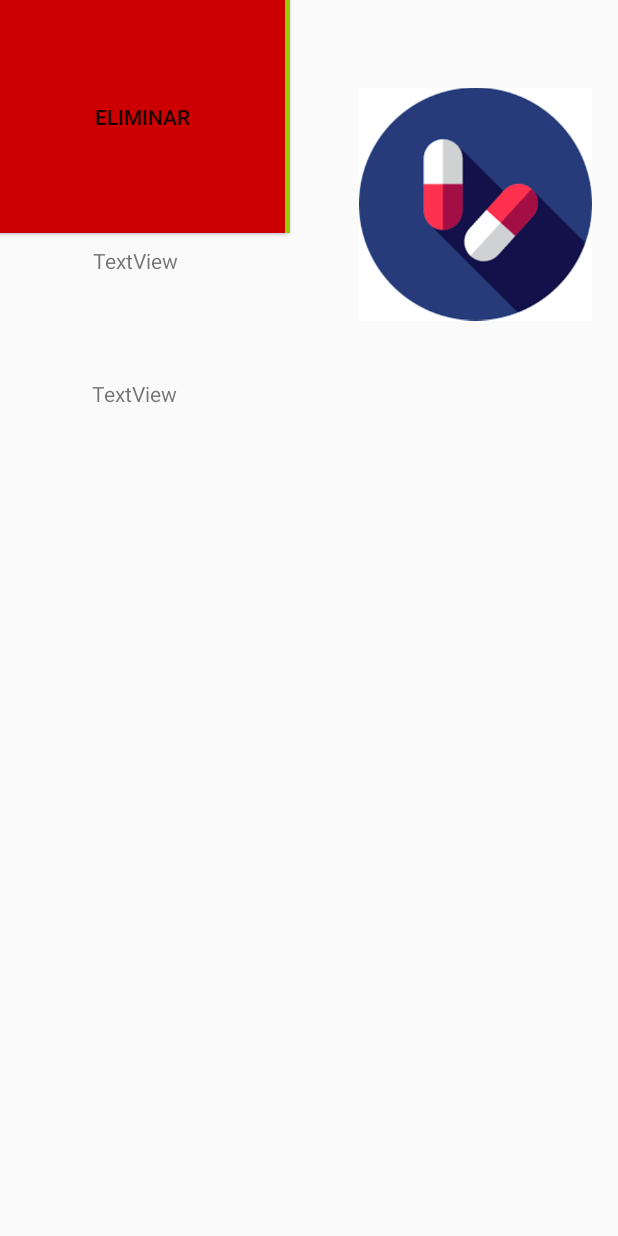
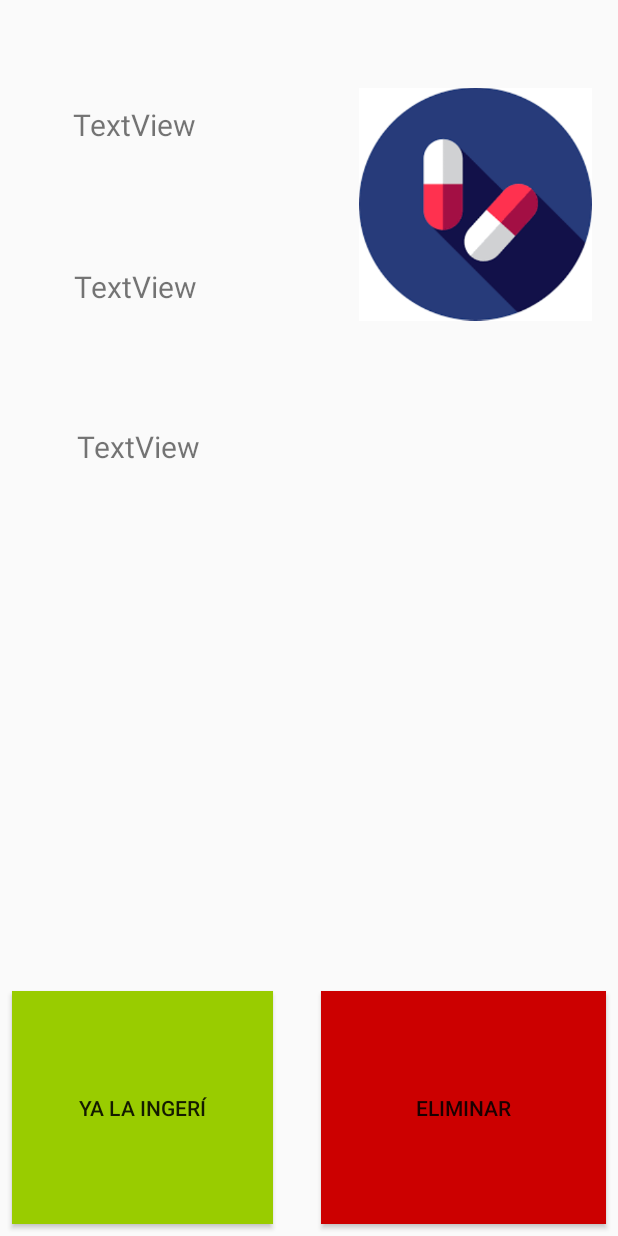
Before and after one commit to hdsalazar9/LosLinces-DesarrolloParaMoviles, an Android app: the layout fragmento_tomar_medicamento.xml on its own in the app's theme, with its tools: preview values and no code run, on a phone screen of 412 x 824 dp. Run offline under Robolectric (Android 15) with nearby library versions, the phone set to English and light mode, and no system bars.

Commit message:
Arreglo de FragmentoTomarMedicamento

```diff
--- a/app/src/main/java/itesm/mx/saludintegral/fragments/FragmentoMedicamento.java
+++ b/app/src/main/java/itesm/mx/saludintegral/fragments/FragmentoMedicamento.java
@@ -134,6 +134,4 @@ public class FragmentoMedicamento extends ListFragment implements AdapterView.On
             }
         }
     }
-
-
 }
--- a/app/src/main/res/layout/fragmento_tomar_medicamento.xml
+++ b/app/src/main/res/layout/fragmento_tomar_medicamento.xml
@@ -10,51 +10,54 @@
 
     <TextView
         android:id="@+id/textView_nombre"
-        android:layout_width="152dp"
-        android:layout_height="21dp"
+        android:layout_width="163dp"
+        android:layout_height="57dp"
         android:layout_marginBottom="8dp"
         android:layout_marginEnd="8dp"
         android:layout_marginStart="8dp"
         android:layout_marginTop="8dp"
         android:text="TextView"
+        android:textSize="20sp"
         app:layout_constraintBottom_toBottomOf="parent"
         app:layout_constraintEnd_toEndOf="parent"
-        app:layout_constraintHorizontal_bias="0.226"
+        app:layout_constraintHorizontal_bias="0.175"
         app:layout_constraintStart_toStartOf="parent"
         app:layout_constraintTop_toTopOf="parent"
-        app:layout_constraintVertical_bias="0.09" />
+        app:layout_constraintVertical_bias="0.082" />
 
     <TextView
         android:id="@+id/textView_tiempo"
-        android:layout_width="93dp"
-        android:layout_height="23dp"
+        android:layout_width="165dp"
+        android:layout_height="51dp"
         android:layout_marginBottom="8dp"
         android:layout_marginEnd="8dp"
         android:layout_marginStart="8dp"
         android:layout_marginTop="8dp"
         android:text="TextView"
+        android:textSize="20sp"
         app:layout_constraintBottom_toBottomOf="parent"
         app:layout_constraintEnd_toEndOf="parent"
         app:layout_constraintHorizontal_bias="0.178"
         app:layout_constraintStart_toStartOf="parent"
         app:layout_constraintTop_toTopOf="parent"
-        app:layout_constraintVertical_bias="0.199" />
+        app:layout_constraintVertical_bias="0.224" />
 
     <TextView
         android:id="@+id/textView_periodo"
-        android:layout_width="69dp"
-        android:layout_height="24dp"
+        android:layout_width="163dp"
+        android:layout_height="53dp"
         android:layout_marginBottom="8dp"
         android:layout_marginEnd="8dp"
         android:layout_marginStart="8dp"
         android:layout_marginTop="8dp"
         android:text="TextView"
+        android:textSize="20sp"
         app:layout_constraintBottom_toBottomOf="parent"
         app:layout_constraintEnd_toEndOf="parent"
-        app:layout_constraintHorizontal_bias="0.163"
+        app:layout_constraintHorizontal_bias="0.185"
         app:layout_constraintStart_toStartOf="parent"
         app:layout_constraintTop_toTopOf="parent"
-        app:layout_constraintVertical_bias="0.312" />
+        app:layout_constraintVertical_bias="0.366" />
 
     <ImageView
         android:id="@+id/imageView"
@@ -74,19 +77,35 @@
 
     <Button
         android:id="@+id/button_ingerido"
-        android:layout_width="193dp"
+        android:layout_width="174dp"
         android:layout_height="155dp"
+        android:layout_marginBottom="8dp"
+        android:layout_marginEnd="8dp"
+        android:layout_marginStart="8dp"
+        android:layout_marginTop="8dp"
         android:background="@android:color/holo_green_light"
         android:text="@string/fragment_tomar_medicamento_ingerido"
-        tools:layout_editor_absoluteX="0dp"
-        tools:layout_editor_absoluteY="353dp" />
+        app:layout_constraintBottom_toBottomOf="parent"
+        app:layout_constraintEnd_toEndOf="parent"
+        app:layout_constraintHorizontal_bias="0.0"
+        app:layout_constraintStart_toStartOf="parent"
+        app:layout_constraintTop_toTopOf="parent"
+        app:layout_constraintVertical_bias="1.0" />
 
     <Button
         android:id="@+id/button_borrar"
         android:layout_width="190dp"
         android:layout_height="155dp"
+        android:layout_marginBottom="8dp"
+        android:layout_marginEnd="8dp"
+        android:layout_marginStart="8dp"
+        android:layout_marginTop="8dp"
         android:background="@android:color/holo_red_dark"
         android:text="@string/fragment_tomar_medicamento_eliminar"
-        tools:layout_editor_absoluteX="193dp"
-        tools:layout_editor_absoluteY="353dp" />
+        app:layout_constraintBottom_toBottomOf="parent"
+        app:layout_constraintEnd_toEndOf="parent"
+        app:layout_constraintHorizontal_bias="1.0"
+        app:layout_constraintStart_toStartOf="parent"
+        app:layout_constraintTop_toTopOf="parent"
+        app:layout_constraintVertical_bias="1.0" />
 </android.support.constraint.ConstraintLayout>
```
Also changed, not shown: app/src/main/java/itesm/mx/saludintegral/activities/SaludActivity.java (+10 -1 lines), app/src/main/java/itesm/mx/saludintegral/fragments/FragmentoTomarMedicamento.java (+12 -8 lines).
